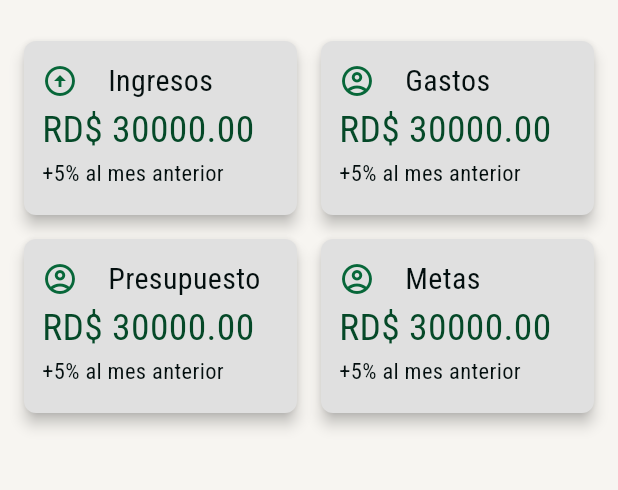
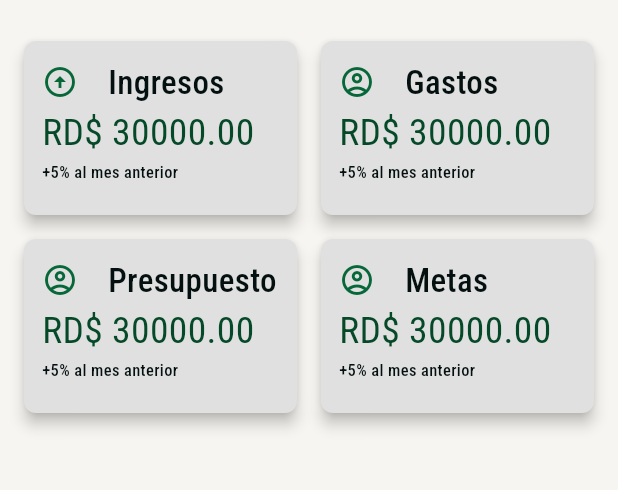
Before and after one commit to MFHamilton/cashly-frontend, a Flutter app: the screen it shows after launch, on a phone screen of 412 x 824 dp, the part 67-557 px from its top. Run offline on Flutter 3.47's test engine with Material 3 defaults, Android fonts, the phone set to English and light mode, and no system bars; our stand-ins replace flutter_secure_storage, flutter_svg, google_fonts, sign_in_button.

Commit message:
fix: usando fonts para los textos

```diff
--- a/lib/feautures/home_screen.dart
+++ b/lib/feautures/home_screen.dart
@@ -1,4 +1,5 @@
 import 'package:cashly/core/constants/app_color.dart';
+import 'package:cashly/core/themes/text_scheme.dart';
 import 'package:flutter/material.dart';
 import 'package:flutter_svg/svg.dart';
 
@@ -91,6 +92,10 @@ class HomeScreen extends StatelessWidget {
                 ],
               ),
             ),
+            // TODO: alertas
+            // TODO: grafica de comparativa mensual
+
+            // TODO: fuente de ingresos
           ],
         ),
       ),
@@ -132,7 +137,9 @@ class CustomCard extends StatelessWidget {
                 SizedBox(width: 20),
                 Text(
                   cardTitle,
-                  style: TextStyle(color: AppColors.textPrimary, fontSize: 20),
+                  style: MyTextTheme.lightTextTheme.titleLarge?.copyWith(
+                    color: AppColors.textPrimary,
+                  ),
                 ),
               ],
             ),
@@ -141,7 +148,10 @@ class CustomCard extends StatelessWidget {
               children: [
                 Text(
                   "RD\$ ${amount.toStringAsFixed(2)}",
-                  style: TextStyle(color: AppColors.primary, fontSize: 25),
+                  style: MyTextTheme.lightTextTheme.displaySmall?.copyWith(
+                    color: AppColors.primary,
+                    fontSize: 25,
+                  ),
                 ),
               ],
             ),
@@ -150,7 +160,7 @@ class CustomCard extends StatelessWidget {
               children: [
                 Text(
                   bottomContent,
-                  style: TextStyle(color: AppColors.textPrimary, fontSize: 15),
+                  style: MyTextTheme.lightTextTheme.labelSmall?.copyWith(color: AppColors.textPrimary),
                 ),
               ],
             ),
```
